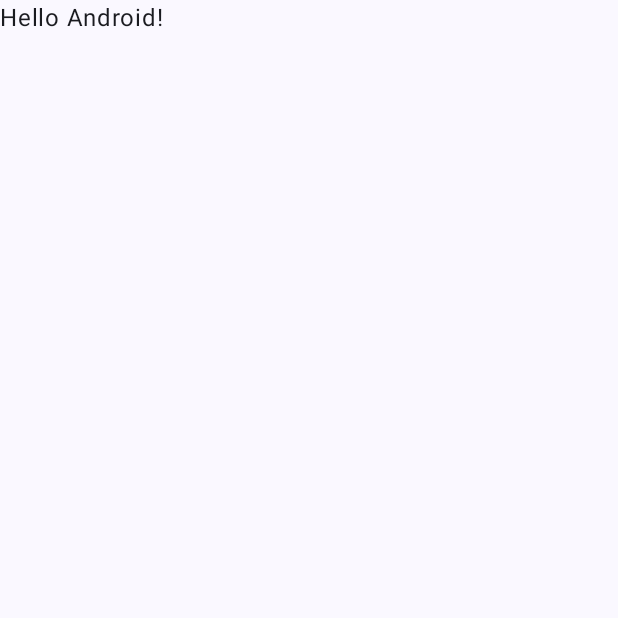
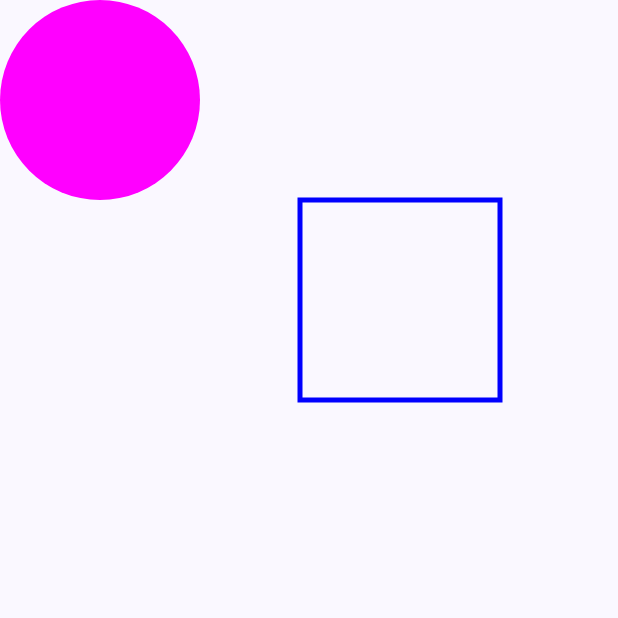
Before and after one commit to huishin0921/Canvas, an Android app built with Jetpack Compose: the screen it shows after launch (MainActivity), on a phone screen of 412 x 824 dp, the top half of it. Before the commit the part shown is almost empty. Run offline under Robolectric (Android 15) with nearby library versions, the phone set to English and light mode, and no system bars.

Commit message:
v1 畫圓形及四方形

```diff
--- a/app/src/main/java/tw/edu/pu/csim/ccv/canvas/MainActivity.kt
+++ b/app/src/main/java/tw/edu/pu/csim/ccv/canvas/MainActivity.kt
@@ -4,12 +4,18 @@ import android.os.Bundle
 import androidx.activity.ComponentActivity
 import androidx.activity.compose.setContent
 import androidx.activity.enableEdgeToEdge
+import androidx.compose.foundation.Canvas
 import androidx.compose.foundation.layout.fillMaxSize
 import androidx.compose.foundation.layout.padding
 import androidx.compose.material3.Scaffold
 import androidx.compose.material3.Text
 import androidx.compose.runtime.Composable
 import androidx.compose.ui.Modifier
+import androidx.compose.ui.geometry.Offset
+import androidx.compose.ui.geometry.Size
+import androidx.compose.ui.graphics.Color
+import androidx.compose.ui.graphics.PaintingStyle.Companion.Stroke
+import androidx.compose.ui.graphics.drawscope.Stroke
 import androidx.compose.ui.tooling.preview.Preview
 import tw.edu.pu.csim.ccv.canvas.ui.theme.CanvasTheme
 
@@ -20,8 +26,7 @@ class MainActivity : ComponentActivity() {
         setContent {
             CanvasTheme {
                 Scaffold(modifier = Modifier.fillMaxSize()) { innerPadding ->
-                    Greeting(
-                        name = "Android",
+                    CanvasScreen(
                         modifier = Modifier.padding(innerPadding)
                     )
                 }
@@ -31,17 +36,24 @@ class MainActivity : ComponentActivity() {
 }
 
 @Composable
-fun Greeting(name: String, modifier: Modifier = Modifier) {
-    Text(
-        text = "Hello $name!",
-        modifier = modifier
-    )
-}
+fun CanvasScreen(modifier: Modifier = Modifier) {
+    Canvas(
+        modifier = modifier.fillMaxSize()
+    ) {
+        //繪製洋紅色的圓, 半徑 100, 圓心 (100,100)
+        drawCircle(
+            Color.Magenta,
+            100f,
+            Offset(100f, 100f)
+        )
 
-@Preview(showBackground = true)
-@Composable
-fun GreetingPreview() {
-    CanvasTheme {
-        Greeting("Android")
+        //繪製藍色空心矩形, 左上角 (300,200), 寬度與高度 200
+        drawRect(
+            Color.Blue,
+            Offset(300f, 200f),
+            Size(200f, 200f),
+            style = Stroke(width = 5f) // 使用 style 控制外框樣式
+        )
+
     }
 }
```
